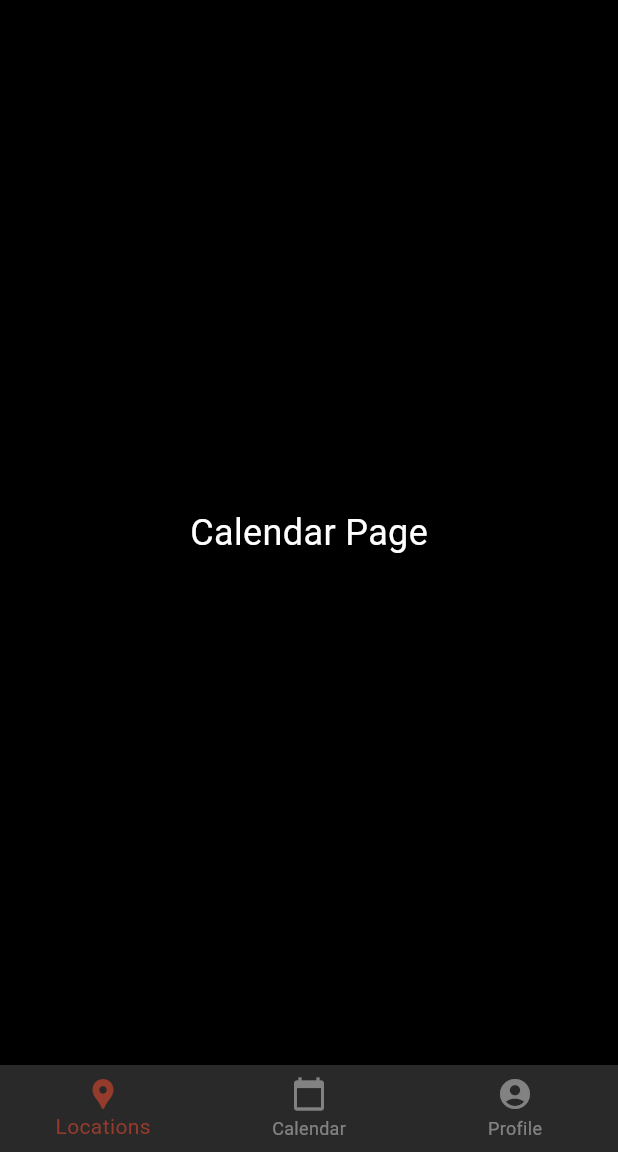
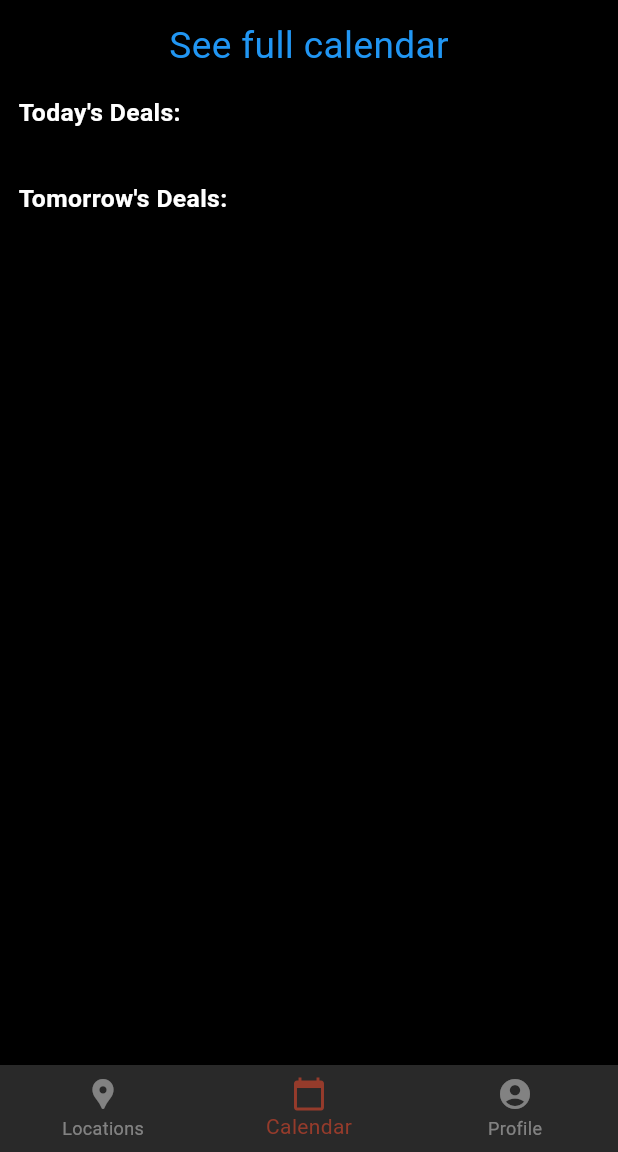
Before and after one commit to ZekePulido/BarBuzz, a Flutter app: the screen it shows after launch, after a tap on "SKIP", on a phone screen of 412 x 824 dp, the part 84-1236 px from its top. Run offline on Flutter 3.47's test engine with Material 3 defaults, Android fonts, the light colour scheme and no system bars.

Commit message:
Added some new cool things

```diff
--- a/lib/pages/calendar_page.dart
+++ b/lib/pages/calendar_page.dart
@@ -6,62 +6,47 @@ class CalendarPage extends StatefulWidget {
 }
 
 class _CalendarPageState extends State<CalendarPage> {
-  // Current selected index for the bottom navigation bar
-  int _selectedIndex = 0;
-
-  // Function to handle item tap on the bottom navigation bar
-  void _onItemTapped(int index) {
-    setState(() {
-      _selectedIndex = index;
-    });
-
-    // Handle navigation or actions based on selected index
-    // For example, you can navigate to different pages or perform actions
-    // if (index == 0) { ... }
-    // if (index == 1) { ... }
-    // if (index == 2) { ... }
-  }
-
   @override
   Widget build(BuildContext context) {
+    final screenWidth = MediaQuery.of(context).size.width;
+    final screenHeight = MediaQuery.of(context).size.height;
+
     return Scaffold(
-      appBar: AppBar(
-        automaticallyImplyLeading: false, // Remove the back arrow
-        backgroundColor: Color.fromARGB(175, 168, 0, 0),
-        title: Center(
-          child: Image.asset(
-            'assets/logos/BarBuzz.png',
-            height: 80,
+      backgroundColor: Colors.black,
+      body: Padding(
+        padding: EdgeInsets.all(screenWidth * 0.03), // Add some padding to the edges
+        child: Column(
+          crossAxisAlignment: CrossAxisAlignment.start, // Align items to the start (left)
+          children: [
+            Center(
+              child: Text(
+                "See full calendar",
+                style: TextStyle(
+                  color: Colors.blue,
+                  fontSize: screenWidth * 0.06,
                 ),
               ),
             ),
-      backgroundColor: Colors.black,
-      body: Center(
-        child: Text(
-          'Calendar Page',
-          style: TextStyle(color: Colors.white, fontSize: 24),
+            SizedBox(height: screenHeight * 0.02),
+            Text(
+              "Today's Deals:",
+              style: TextStyle(
+                color: Colors.white,
+                fontSize: screenWidth * 0.04,
+                fontWeight: FontWeight.bold,
               ),
             ),
-      bottomNavigationBar: BottomNavigationBar(
-        backgroundColor: Color.fromARGB(100, 105, 105, 105),
-        currentIndex: _selectedIndex,
-        onTap: _onItemTapped,
-        selectedItemColor: Color.fromARGB(150, 225, 71, 44),
-        unselectedItemColor: Color.fromARGB(150, 192, 192, 192),
-        items: [
-          BottomNavigationBarItem(
-            icon: Icon(Icons.location_pin),
-            label: 'Locations',
+            SizedBox(height: screenHeight * 0.04),
+            Text(
+              "Tomorrow's Deals:",
+              style: TextStyle(
+                color: Colors.white,
+                fontSize: screenWidth * 0.04,
+                fontWeight: FontWeight.bold,
               ),
-          BottomNavigationBarItem(
-            icon: Icon(Icons.calendar_today),
-            label: 'Calendar',
-          ),
-          BottomNavigationBarItem(
-            icon: Icon(Icons.account_circle),
-            label: 'Profile',
             ),
           ],
+        ),
       ),
     );
   }
--- a/lib/pages/home_page.dart
+++ b/lib/pages/home_page.dart
@@ -1,4 +1,4 @@
-import 'package:barbuzz/pages/calendar_page.dart';
+import 'package:barbuzz/pages/main_page.dart';
 import 'package:flutter/material.dart';
 import '../pages/log_in_page.dart';
 import '../pages/sign_up_page.dart';
@@ -82,7 +82,7 @@ class HomePage extends StatelessWidget {
                   Navigator.push(
                     context,
                     MaterialPageRoute(
-                      builder: (context) => CalendarPage(),  // Replace with your target page
+                      builder: (context) => MainPage(),  // Replace with your target page
                     ),
                   );
                 },
--- a/lib/pages/log_in_page.dart
+++ b/lib/pages/log_in_page.dart
@@ -1,3 +1,4 @@
+import 'package:barbuzz/pages/main_page.dart';
 import 'package:flutter/material.dart';
 import '../pages/sign_up_page.dart';
 import '../pages/home_page.dart';
@@ -146,7 +147,7 @@ class _LoginPageState extends State<LoginPage> {
                                   Navigator.push(
                                     context,
                                     MaterialPageRoute(
-                                      builder: (context) => LocationsPage(),  // Replace with your target page
+                                      builder: (context) => MainPage(),  // Replace with your target page
                                     ),
                                   );
                                 }
--- /dev/null
+++ b/lib/pages/main_page.dart
@@ -0,0 +1,75 @@
+import 'package:flutter/material.dart';
+import 'locations_page.dart'; // Import the LocationsPage widget
+import 'calendar_page.dart'; // Import the CalendarPage widget
+import 'profile_page.dart';  // Import the ProfilePage widget
+
+class MainPage extends StatefulWidget {
+  @override
+  _MainPageState createState() => _MainPageState();
+}
+
+class _MainPageState extends State<MainPage> {
+  int _selectedIndex = 1; // Set default to CalendarPage index (1)
+  PageController _pageController = PageController(initialPage: 1); // Set initialPage to CalendarPage index (1)
+
+  void _onItemTapped(int index) {
+    setState(() {
+      _selectedIndex = index;
+    });
+    _pageController.jumpToPage(index); // Navigate to the selected page
+  }
+
+  @override
+  Widget build(BuildContext context) {
+    final screenWidth = MediaQuery.of(context).size.width;
+    final screenHeight = MediaQuery.of(context).size.height;
+
+    return Scaffold(
+      appBar: AppBar(
+        automaticallyImplyLeading: false, // Remove the back arrow
+        backgroundColor: Color.fromARGB(175, 168, 0, 0),
+        title: Center(
+          child: Image.asset(
+            'assets/logos/BarBuzz.png',
+            height: 80,
+          ),
+        ),
+      ),
+      backgroundColor: Colors.black,
+      body: PageView(
+        controller: _pageController,
+        onPageChanged: (index) {
+          setState(() {
+            _selectedIndex = index;
+          });
+        },
+        children: [
+          LocationsPage(), // Use LocationsPage widget
+          CalendarPage(),  // Use CalendarPage widget
+          ProfilePage(),   // Use ProfilePage widget
+        ],
+      ),
+      bottomNavigationBar: BottomNavigationBar(
+        backgroundColor: Color.fromARGB(100, 105, 105, 105),
+        currentIndex: _selectedIndex,
+        onTap: _onItemTapped,
+        selectedItemColor: Color.fromARGB(150, 225, 71, 44),
+        unselectedItemColor: Color.fromARGB(150, 192, 192, 192),
+        items: [
+          BottomNavigationBarItem(
+            icon: Icon(Icons.location_pin),
+            label: 'Locations',
+          ),
+          BottomNavigationBarItem(
+            icon: Icon(Icons.calendar_today),
+            label: 'Calendar',
+          ),
+          BottomNavigationBarItem(
+            icon: Icon(Icons.account_circle),
+            label: 'Profile',
+          ),
+        ],
+      ),
+    );
+  }
+}
--- a/pubspec.yaml
+++ b/pubspec.yaml
@@ -24,3 +24,5 @@ flutter:
   assets:
     - assets/logos/BarBee.png
     - assets/logos/BarBuzz.png
+    - assets/logos/arepas.jpg
+    - assets/logos/boardtown.jpg
```
Also changed, not shown: lib/pages/locations_page.dart (+49 -3 lines), lib/pages/profile_page.dart (added, +11 -0 lines), lib/utils/location_card.dart (added, +55 -0 lines), assets/logos/arepas.jpg (added), assets/logos/boardtown.jpg (added), 3 other files. Lines whose indentation alone changed are shown as unchanged.
